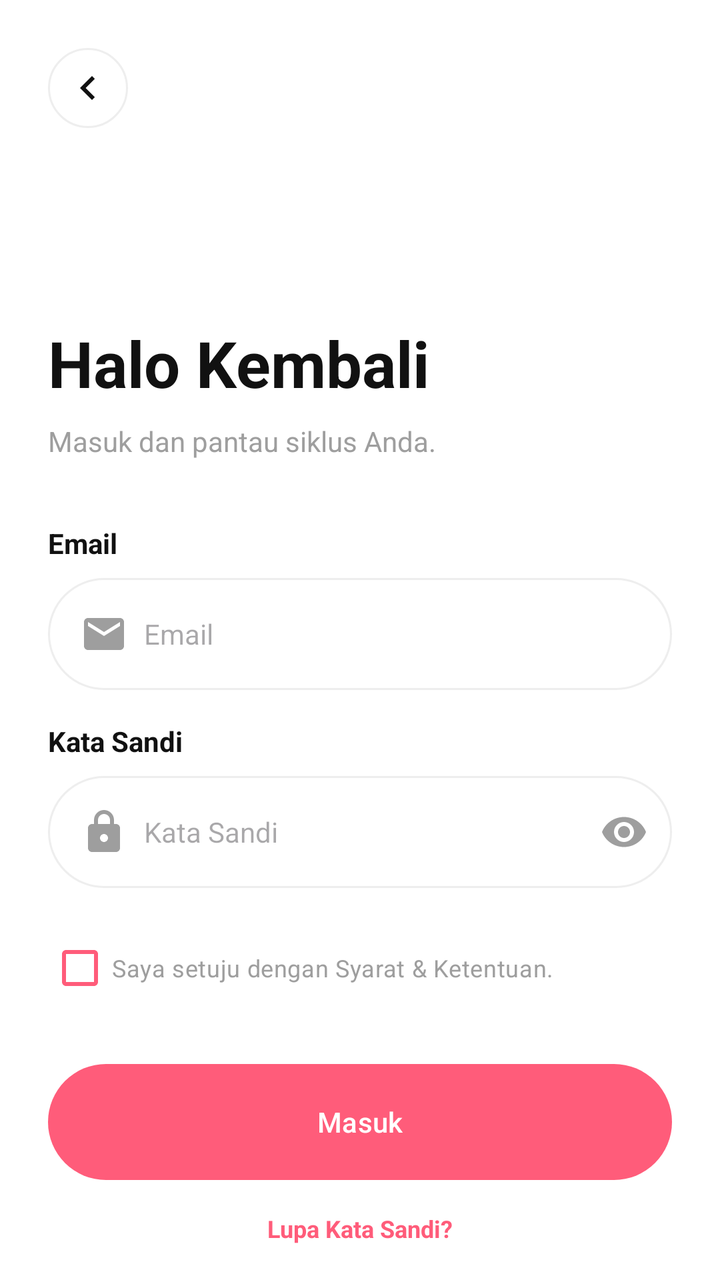
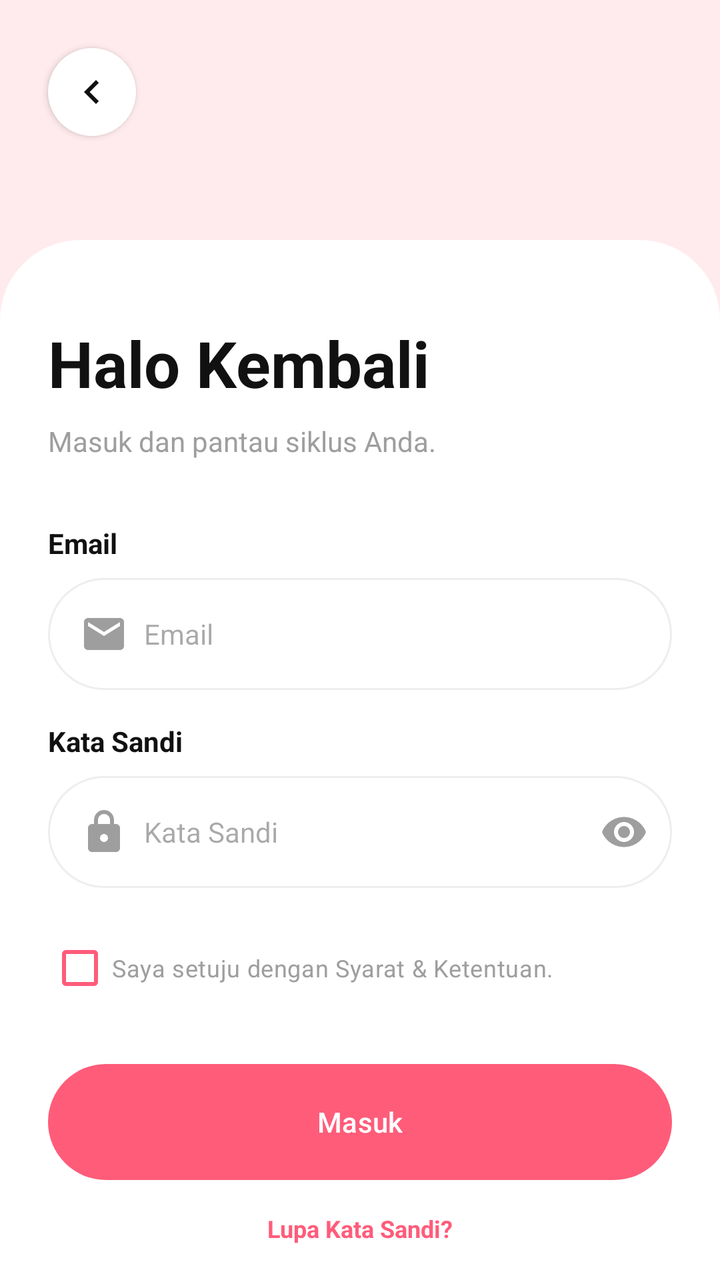

Two renders of the same Android screen: before a commit and after it. Below are the layout's source before the change and the commit's diff.
<!-- AndroidManifest.xml: application theme Theme.TrackerSiklusMenstruasi -->
<!-- res/layout/activity_login.xml -->
<?xml version="1.0" encoding="utf-8"?>
<androidx.constraintlayout.widget.ConstraintLayout xmlns:android="http://schemas.android.com/apk/res/android"
    xmlns:app="http://schemas.android.com/apk/res-auto"
    android:layout_width="match_parent"
    android:layout_height="match_parent"
    android:background="@color/white">

    <ImageButton
        android:id="@+id/btnBack"
        android:layout_width="40dp"
        android:layout_height="40dp"
        android:layout_marginStart="24dp"
        android:layout_marginTop="24dp"
        android:background="@drawable/bg_back_button"
        android:src="@drawable/ic_back"
        app:layout_constraintStart_toStartOf="parent"
        app:layout_constraintTop_toTopOf="parent"
        android:contentDescription="Back" />

    <View
        android:id="@+id/cardBg"
        android:layout_width="match_parent"
        android:layout_height="0dp"
        android:layout_marginTop="120dp"
        android:background="@drawable/bg_card"
        app:layout_constraintBottom_toBottomOf="parent"
        app:layout_constraintTop_toTopOf="parent" />

    <androidx.core.widget.NestedScrollView
        android:layout_width="match_parent"
        android:layout_height="0dp"
        android:fillViewport="true"
        app:layout_constraintBottom_toBottomOf="parent"
        app:layout_constraintTop_toTopOf="@id/cardBg">

        <LinearLayout
            android:layout_width="match_parent"
            android:layout_height="wrap_content"
            android:orientation="vertical"
            android:padding="24dp">

            <TextView
                android:layout_width="wrap_content"
                android:layout_height="wrap_content"
                android:layout_marginTop="16dp"
                android:text="Halo Kembali"
                android:textColor="@color/black"
                android:textSize="32sp"
                android:textStyle="bold" />

            <TextView
                android:layout_width="wrap_content"
                android:layout_height="wrap_content"
                android:layout_marginTop="8dp"
                android:text="Masuk dan pantau siklus Anda."
                android:textColor="@color/gray"
                android:textSize="14sp" />

            <TextView
                android:layout_width="wrap_content"
                android:layout_height="wrap_content"
                android:layout_marginTop="32dp"
                android:text="Email"
                android:textColor="@color/black"
                android:textStyle="bold" />

            <FrameLayout
                android:layout_width="match_parent"
                android:layout_height="56dp"
                android:layout_marginTop="8dp">

                <EditText
                    android:id="@+id/etEmail"
                    android:layout_width="match_parent"
                    android:layout_height="match_parent"
                    android:background="@drawable/bg_input_capsule"
                    android:hint="Email"
                    android:inputType="textEmailAddress"
                    android:paddingStart="48dp"
                    android:paddingEnd="16dp"
                    android:textSize="14sp"
                    android:autofillHints="emailAddress" />

                <ImageView
                    android:layout_width="24dp"
                    android:layout_height="24dp"
                    android:layout_gravity="start|center_vertical"
                    android:layout_marginStart="16dp"
                    android:src="@drawable/ic_email"
                    android:contentDescription="Email Icon" />
            </FrameLayout>

            <TextView
                android:layout_width="wrap_content"
                android:layout_height="wrap_content"
                android:layout_marginTop="16dp"
                android:text="Kata Sandi"
                android:textColor="@color/black"
                android:textStyle="bold" />

            <FrameLayout
                android:layout_width="match_parent"
                android:layout_height="56dp"
                android:layout_marginTop="8dp">

                <EditText
                    android:id="@+id/etPassword"
                    android:layout_width="match_parent"
                    android:layout_height="match_parent"
                    android:background="@drawable/bg_input_capsule"
                    android:hint="Kata Sandi"
                    android:inputType="textPassword"
                    android:paddingStart="48dp"
                    android:paddingEnd="48dp"
                    android:textSize="14sp"
                    android:autofillHints="password" />

                <ImageView
                    android:layout_width="24dp"
                    android:layout_height="24dp"
                    android:layout_gravity="start|center_vertical"
                    android:layout_marginStart="16dp"
                    android:src="@drawable/ic_lock"
                    android:contentDescription="Lock Icon" />

                <ImageButton
                    android:id="@+id/btnTogglePassword"
                    android:layout_width="48dp"
                    android:layout_height="48dp"
                    android:layout_gravity="end|center_vertical"
                    android:background="?attr/selectableItemBackgroundBorderless"
                    android:src="@drawable/ic_eye"
                    android:scaleType="centerInside"
                    android:contentDescription="Toggle Password" />
            </FrameLayout>

            <CheckBox
                android:id="@+id/cbTerms"
                android:layout_width="wrap_content"
                android:layout_height="wrap_content"
                android:layout_marginTop="16dp"
                android:text="Saya setuju dengan Syarat &amp; Ketentuan."
                android:textColor="@color/gray"
                android:textSize="12sp"
                app:buttonTint="@color/pink_main" />

            <Button
                android:id="@+id/btnLogin"
                android:layout_width="match_parent"
                android:layout_height="58dp"
                android:layout_marginTop="24dp"
                android:background="@drawable/bg_button_pink"
                android:text="Masuk"
                android:textAllCaps="false"
                android:textColor="@android:color/white"
                app:backgroundTint="@color/pink_main" />

            <TextView
                android:id="@+id/tvForgotPassword"
                android:layout_width="wrap_content"
                android:layout_height="wrap_content"
                android:layout_gravity="center_horizontal"
                android:layout_marginTop="16dp"
                android:text="Lupa Kata Sandi?"
                android:textColor="@color/pink_main"
                android:textSize="12sp"
                android:textStyle="bold" />

            <TextView
                android:layout_width="wrap_content"
                android:layout_height="wrap_content"
                android:layout_gravity="center_horizontal"
                android:layout_marginTop="24dp"
                android:text="Atau lanjutkan dengan"
                android:textColor="@color/gray"
                android:textSize="12sp" />

            <LinearLayout
                android:layout_width="wrap_content"
                android:layout_height="wrap_content"
                android:layout_gravity="center_horizontal"
                android:layout_marginTop="16dp"
                android:orientation="horizontal">

                <ImageButton
                    android:layout_width="44dp"
                    android:layout_height="44dp"
                    android:layout_marginHorizontal="8dp"
                    android:background="@drawable/bg_back_button"
                    android:src="@drawable/ic_google"
                    android:padding="10dp"
                    android:scaleType="fitCenter"
                    android:contentDescription="Google Login" />

                <ImageButton
                    android:layout_width="44dp"
                    android:layout_height="44dp"
                    android:layout_marginHorizontal="8dp"
                    android:background="@drawable/bg_back_button"
                    android:src="@drawable/ic_apple"
                    android:padding="10dp"
                    android:scaleType="fitCenter"
                    android:contentDescription="Apple Login" />

                <ImageButton
                    android:layout_width="44dp"
                    android:layout_height="44dp"
                    android:layout_marginHorizontal="8dp"
                    android:background="@drawable/bg_back_button"
                    android:src="@drawable/ic_facebook"
                    android:padding="10dp"
                    android:scaleType="fitCenter"
                    android:contentDescription="Facebook Login" />
            </LinearLayout>

            <LinearLayout
                android:layout_width="wrap_content"
                android:layout_height="wrap_content"
                android:layout_gravity="center_horizontal"
                android:layout_marginTop="32dp"
                android:layout_marginBottom="32dp"
                android:orientation="horizontal">

                <TextView
                    android:layout_width="wrap_content"
                    android:layout_height="wrap_content"
                    android:text="Belum punya akun? "
                    android:textColor="@color/gray"
                    android:textSize="12sp" />

                <TextView
                    android:id="@+id/tvSignUp"
                    android:layout_width="wrap_content"
                    android:layout_height="wrap_content"
                    android:text="Daftar"
                    android:textColor="@color/black"
                    android:textSize="12sp"
                    android:textStyle="bold" />
            </LinearLayout>

        </LinearLayout>
    </androidx.core.widget.NestedScrollView>
</androidx.constraintlayout.widget.ConstraintLayout>
<!-- resources referenced by this layout -->
<resources>
  <color name="black">#111111</color>
  <color name="gray">#9E9E9E</color>
  <color name="pink_main">#FF5C7A</color>
  <color name="white">#FFFFFF</color>
  <!-- drawable bg_back_button (drawable) -->
  <?xml version="1.0" encoding="utf-8"?>
  <shape xmlns:android="http://schemas.android.com/apk/res/android"
      android:shape="oval">
      <solid android:color="@android:color/white" />
      <stroke android:width="1dp" android:color="@color/stroke" />
  </shape>
  <!-- drawable bg_button_pink (drawable) -->
  <?xml version="1.0" encoding="utf-8"?>
  <ripple xmlns:android="http://schemas.android.com/apk/res/android"
      android:color="#40FFFFFF">
      <item>
          <shape android:shape="rectangle">
              <solid android:color="@color/pink_main" />
              <corners android:radius="30dp" />
          </shape>
      </item>
  </ripple>
  <!-- drawable bg_card (drawable) -->
  <?xml version="1.0" encoding="utf-8"?>
  <shape xmlns:android="http://schemas.android.com/apk/res/android">
      <solid android:color="@android:color/white" />
      <corners
          android:topLeftRadius="40dp"
          android:topRightRadius="40dp" />
  </shape>
  <!-- drawable bg_input_capsule (drawable) -->
  <?xml version="1.0" encoding="utf-8"?>
  <shape xmlns:android="http://schemas.android.com/apk/res/android">
      <solid android:color="@android:color/white" />
      <stroke
          android:width="1dp"
          android:color="@color/stroke" />
      <corners android:radius="30dp" />
  </shape>
  <!-- drawable ic_back (drawable) -->
  <vector xmlns:android="http://schemas.android.com/apk/res/android"
      android:width="24dp"
      android:height="24dp"
      android:viewportWidth="24"
      android:viewportHeight="24">
    <path
        android:fillColor="#111111"
        android:pathData="M15.41,7.41L14,6l-6,6 6,6 1.41,-1.41L10.83,12z"/>
  </vector>
  <!-- drawable ic_email (drawable) -->
  <vector xmlns:android="http://schemas.android.com/apk/res/android"
      android:width="24dp"
      android:height="24dp"
      android:viewportWidth="24"
      android:viewportHeight="24">
    <path
        android:fillColor="#9E9E9E"
        android:pathData="M20,4H4C2.9,4 2,4.9 2,6v12c0,1.1 0.9,2 2,2h16c1.1,0 2,-0.9 2,-2V6C22,4.9 21.1,4 20,4zM20,8l-8,5L4,8V6l8,5l8,-5V8z"/>
  </vector>
  <!-- drawable ic_eye (drawable) -->
  <vector xmlns:android="http://schemas.android.com/apk/res/android"
      android:width="24dp"
      android:height="24dp"
      android:viewportWidth="24"
      android:viewportHeight="24">
    <path
        android:fillColor="#9E9E9E"
        android:pathData="M12,4.5C7,4.5 2.73,7.61 1,12c1.73,4.39 6,7.5 11,7.5s9.27,-3.11 11,-7.5c-1.73,-4.39 -6,-7.5 -11,-7.5zM12,17c-2.76,0 -5,-2.24 -5,-5s2.24,-5 5,-5s5,2.24 5,5s-2.24,5 -5,5zM12,9c-1.66,0 -3,1.34 -3,3s1.34,3 3,3s3,-1.34 3,-3s-1.34,-3 -3,-3z"/>
  </vector>
  <!-- drawable ic_lock (drawable) -->
  <vector xmlns:android="http://schemas.android.com/apk/res/android"
      android:width="24dp"
      android:height="24dp"
      android:viewportWidth="24"
      android:viewportHeight="24">
    <path
        android:fillColor="#9E9E9E"
        android:pathData="M18,8h-1V6c0,-2.76 -2.24,-5 -5,-5S7,3.24 7,6v2H6C4.9,8 4,8.9 4,10v10c0,1.1 0.9,2 2,2h12c1.1,0 2,-0.9 2,-2V10C20,8.9 19.1,8 18,8zM9,6c0,-1.66 1.34,-3 3,-3s3,1.34 3,3v2H9V6zM12,17c-1.1,0 -2,-0.9 -2,-2s0.9,-2 2,-2s2,0.9 2,2S13.1,17 12,17z"/>
  </vector>
  <style name="Theme.TrackerSiklusMenstruasi" parent="Base.Theme.TrackerSiklusMenstruasi">
          
          <item name="android:editTextColor">@color/pink_main</item>
          <item name="android:textColorPrimary">@color/pink_main</item>
      </style>
  <color name="stroke">#EEEEEE</color>
  <style name="Base.Theme.TrackerSiklusMenstruasi" parent="Theme.Material3.DayNight.NoActionBar">
          
          <item name="colorPrimary">@color/pink_main</item>
          <item name="colorControlNormal">@color/pink_main</item>
      </style>
  <!-- unchanged entries left out for length: 3 -->
</resources>

<!-- the commit's change to res/layout/activity_login.xml (unified diff, before → after) -->
@@ -3,18 +3,20 @@
     xmlns:app="http://schemas.android.com/apk/res-auto"
     android:layout_width="match_parent"
     android:layout_height="match_parent"
-    android:background="@color/white">
+    android:background="@color/peach_bg">
 
     <ImageButton
         android:id="@+id/btnBack"
-        android:layout_width="40dp"
-        android:layout_height="40dp"
+        android:layout_width="44dp"
+        android:layout_height="44dp"
         android:layout_marginStart="24dp"
         android:layout_marginTop="24dp"
-        android:background="@drawable/bg_back_button"
+        android:background="@drawable/bg_circle_white"
+        android:elevation="2dp"
         android:src="@drawable/ic_back"
         app:layout_constraintStart_toStartOf="parent"
         app:layout_constraintTop_toTopOf="parent"
+        app:tint="@color/black"
         android:contentDescription="Back" />
 
     <View
@@ -183,32 +185,35 @@
                 android:orientation="horizontal">
 
                 <ImageButton
-                    android:layout_width="44dp"
-                    android:layout_height="44dp"
+                    android:layout_width="48dp"
+                    android:layout_height="48dp"
                     android:layout_marginHorizontal="8dp"
-                    android:background="@drawable/bg_back_button"
+                    android:background="@drawable/bg_circle_white"
+                    android:elevation="1dp"
                     android:src="@drawable/ic_google"
-                    android:padding="10dp"
+                    android:padding="12dp"
                     android:scaleType="fitCenter"
                     android:contentDescription="Google Login" />
 
                 <ImageButton
-                    android:layout_width="44dp"
-                    android:layout_height="44dp"
+                    android:layout_width="48dp"
+                    android:layout_height="48dp"
                     android:layout_marginHorizontal="8dp"
-                    android:background="@drawable/bg_back_button"
+                    android:background="@drawable/bg_circle_white"
+                    android:elevation="1dp"
                     android:src="@drawable/ic_apple"
-                    android:padding="10dp"
+                    android:padding="12dp"
                     android:scaleType="fitCenter"
                     android:contentDescription="Apple Login" />
 
                 <ImageButton
-                    android:layout_width="44dp"
-                    android:layout_height="44dp"
+                    android:layout_width="48dp"
+                    android:layout_height="48dp"
                     android:layout_marginHorizontal="8dp"
-                    android:background="@drawable/bg_back_button"
+                    android:background="@drawable/bg_circle_white"
+                    android:elevation="1dp"
                     android:src="@drawable/ic_facebook"
-                    android:padding="10dp"
+                    android:padding="12dp"
                     android:scaleType="fitCenter"
                     android:contentDescription="Facebook Login" />
             </LinearLayout>
<!-- resource entries referenced after the edit -->
@@ -2,15 +2,9 @@
 <resources>
   <color name="black">#111111</color>
   <color name="gray">#9E9E9E</color>
+  <color name="peach_bg">#FFEBED</color>
   <color name="pink_main">#FF5C7A</color>
   <color name="white">#FFFFFF</color>
-  <!-- drawable bg_back_button (drawable) -->
-  <?xml version="1.0" encoding="utf-8"?>
-  <shape xmlns:android="http://schemas.android.com/apk/res/android"
-      android:shape="oval">
-      <solid android:color="@android:color/white" />
-      <stroke android:width="1dp" android:color="@color/stroke" />
-  </shape>
   <!-- drawable bg_button_pink (drawable) -->
   <?xml version="1.0" encoding="utf-8"?>
   <ripple xmlns:android="http://schemas.android.com/apk/res/android"
@@ -29,6 +23,12 @@
       <corners
           android:topLeftRadius="40dp"
           android:topRightRadius="40dp" />
+  </shape>
+  <!-- drawable bg_circle_white (drawable) -->
+  <?xml version="1.0" encoding="utf-8"?>
+  <shape xmlns:android="http://schemas.android.com/apk/res/android"
+      android:shape="oval">
+      <solid android:color="@color/white" />
   </shape>
   <!-- drawable bg_input_capsule (drawable) -->
   <?xml version="1.0" encoding="utf-8"?>
